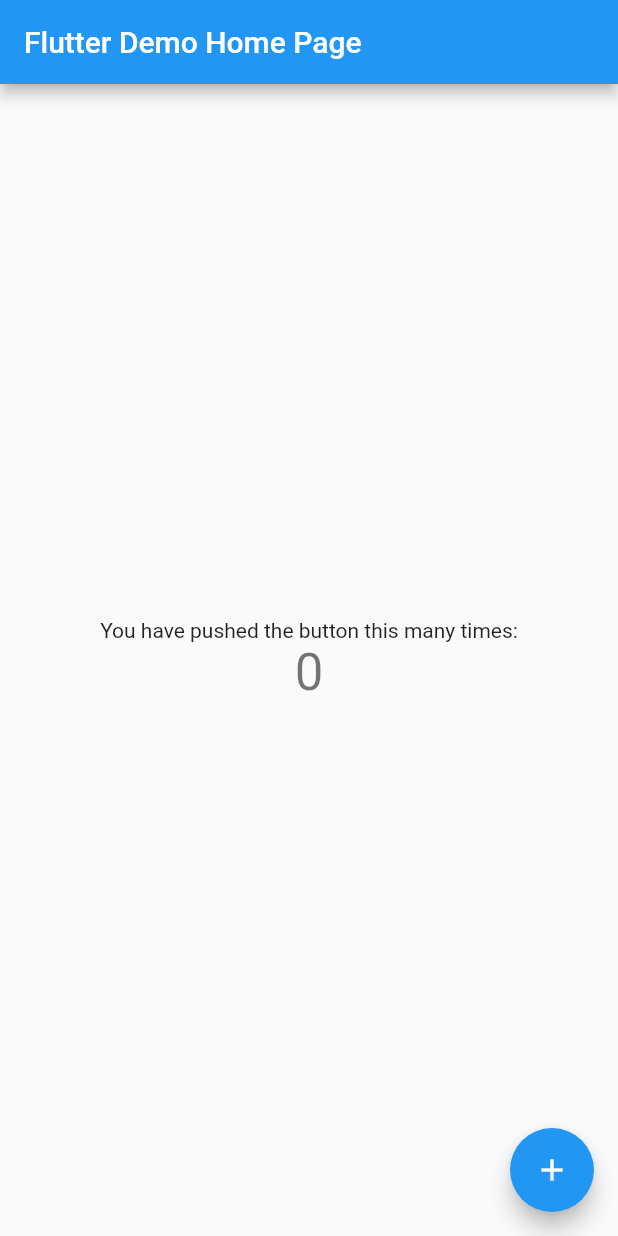
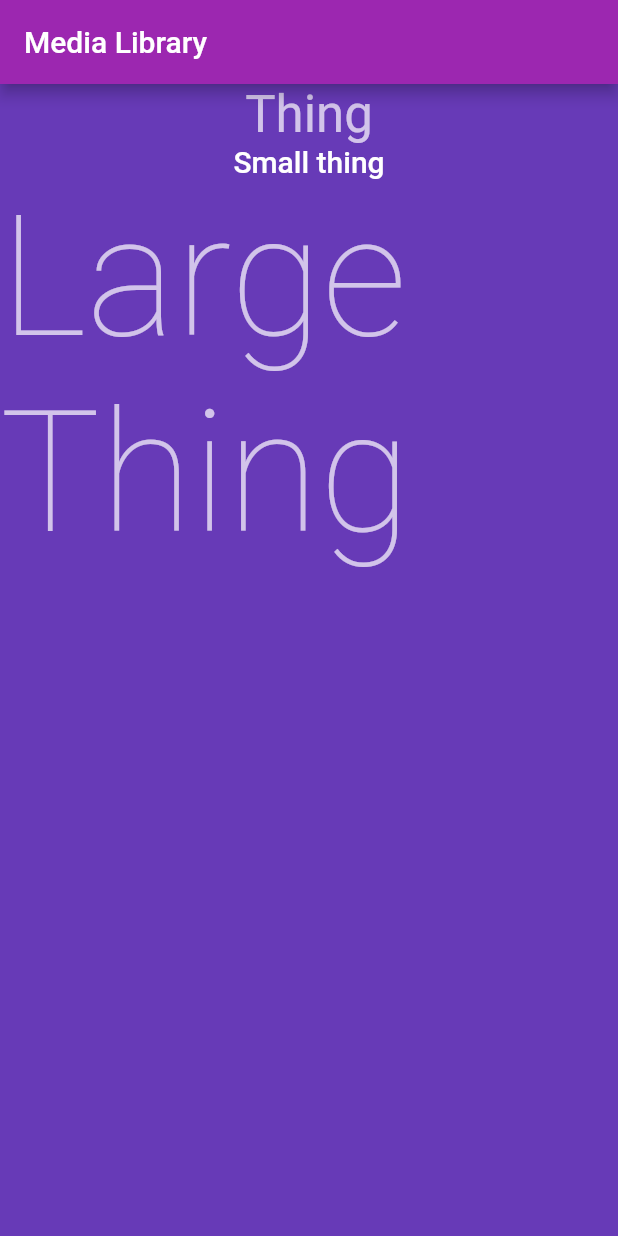
Before and after one commit to CaKellum/media_libraryApp, a Flutter app: the screen it shows after launch, on a phone screen of 412 x 824 dp. Run offline on Flutter 3.47's test engine with Material 2 defaults, Android fonts, the phone set to English and light mode, and no system bars.

Commit message:
added workflows

```diff
--- a/lib/main.dart
+++ b/lib/main.dart
@@ -5,109 +5,52 @@
 }
 
 class MyApp extends StatelessWidget {
-  // This widget is the root of your application.
   @override
   Widget build(BuildContext context) {
     return MaterialApp(
-      title: 'Flutter Demo',
+      title: 'Media Library',
       theme: ThemeData(
-        // This is the theme of your application.
-        //
-        // Try running your application with "flutter run". You'll see the
-        // application has a blue toolbar. Then, without quitting the app, try
-        // changing the primarySwatch below to Colors.green and then invoke
-        // "hot reload" (press "r" in the console where you ran "flutter run",
-        // or simply save your changes to "hot reload" in a Flutter IDE).
-        // Notice that the counter didn't reset back to zero; the application
-        // is not restarted.
-        primarySwatch: Colors.blue,
+          primarySwatch: Colors.purple,
+          accentColor: Colors.deepPurpleAccent,
+          backgroundColor: Colors.deepPurple,
+          textTheme: Typography.whiteCupertino),
+      home: LibrarySearchPage(
+        title: 'Media Library',
       ),
-      home: MyHomePage(title: 'Flutter Demo Home Page'),
     );
   }
 }
 
-class MyHomePage extends StatefulWidget {
-  MyHomePage({Key? key, required this.title}) : super(key: key);
-
-  // This widget is the home page of your application. It is stateful, meaning
-  // that it has a State object (defined below) that contains fields that affect
-  // how it looks.
-
-  // This class is the configuration for the state. It holds the values (in this
-  // case the title) provided by the parent (in this case the App widget) and
-  // used by the build method of the State. Fields in a Widget subclass are
-  // always marked "final".
-
+class LibrarySearchPage extends StatefulWidget {
   final String title;
+  LibrarySearchPage({required this.title});
 
   @override
-  _MyHomePageState createState() => _MyHomePageState();
+  State<StatefulWidget> createState() => _LibrarySearchPage();
 }
 
-class _MyHomePageState extends State<MyHomePage> {
-  int _counter = 0;
-
-  void _incrementCounter() {
-    setState(() {
-      // This call to setState tells the Flutter framework that something has
-      // changed in this State, which causes it to rerun the build method below
-      // so that the display can reflect the updated values. If we changed
-      // _counter without calling setState(), then the build method would not be
-      // called again, and so nothing would appear to happen.
-      _counter++;
-    });
-  }
-
+class _LibrarySearchPage extends State<LibrarySearchPage> {
   @override
   Widget build(BuildContext context) {
-    // This method is rerun every time setState is called, for instance as done
-    // by the _incrementCounter method above.
-    //
-    // The Flutter framework has been optimized to make rerunning build methods
-    // fast, so that you can just rebuild anything that needs updating rather
-    // than having to individually change instances of widgets.
+    var textTheme = Theme.of(context).textTheme;
     return Scaffold(
       appBar: AppBar(
-        // Here we take the value from the MyHomePage object that was created by
-        // the App.build method, and use it to set our appbar title.
-        title: Text(widget.title),
+        title: Text('Media Library'),
       ),
-      body: Center(
-        // Center is a layout widget. It takes a single child and positions it
-        // in the middle of the parent.
-        child: Column(
-          // Column is also a layout widget. It takes a list of children and
-          // arranges them vertically. By default, it sizes itself to fit its
-          // children horizontally, and tries to be as tall as its parent.
-          //
-          // Invoke "debug painting" (press "p" in the console, choose the
-          // "Toggle Debug Paint" action from the Flutter Inspector in Android
-          // Studio, or the "Toggle Debug Paint" command in Visual Studio Code)
-          // to see the wireframe for each widget.
-          //
-          // Column has various properties to control how it sizes itself and
-          // how it positions its children. Here we use mainAxisAlignment to
-          // center the children vertically; the main axis here is the vertical
-          // axis because Columns are vertical (the cross axis would be
-          // horizontal).
-          mainAxisAlignment: MainAxisAlignment.center,
-          children: <Widget>[
-            Text(
-              'You have pushed the button this many times:',
-            ),
-            Text(
-              '$_counter',
-              style: Theme.of(context).textTheme.headline4,
-            ),
-          ],
-        ),
+      backgroundColor: Theme.of(context).backgroundColor,
+      body: Column(
+        children: [
+          Text("Thing", style: textTheme.headline4),
+          Text(
+            "Small thing",
+            style: textTheme.headline6,
+          ),
+          Text(
+            "Large Thing",
+            style: textTheme.headline1,
+          ),
+        ],
       ),
-      floatingActionButton: FloatingActionButton(
-        onPressed: _incrementCounter,
-        tooltip: 'Increment',
-        child: Icon(Icons.add),
-      ), // This trailing comma makes auto-formatting nicer for build methods.
     );
   }
 }
```
Also changed, not shown: 1 other file.
